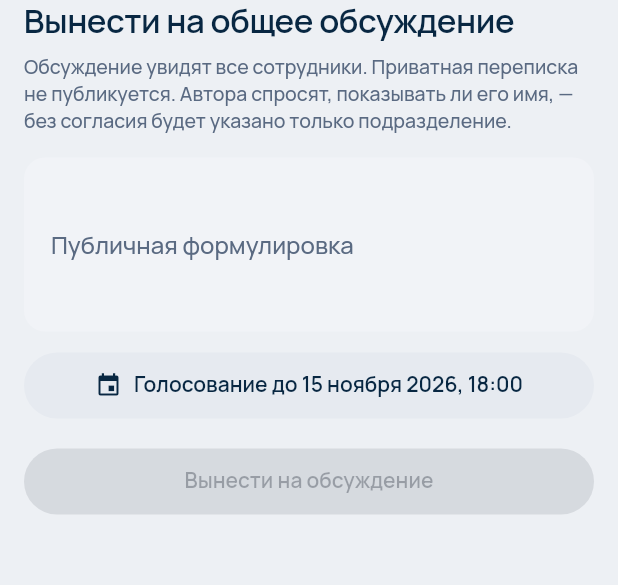
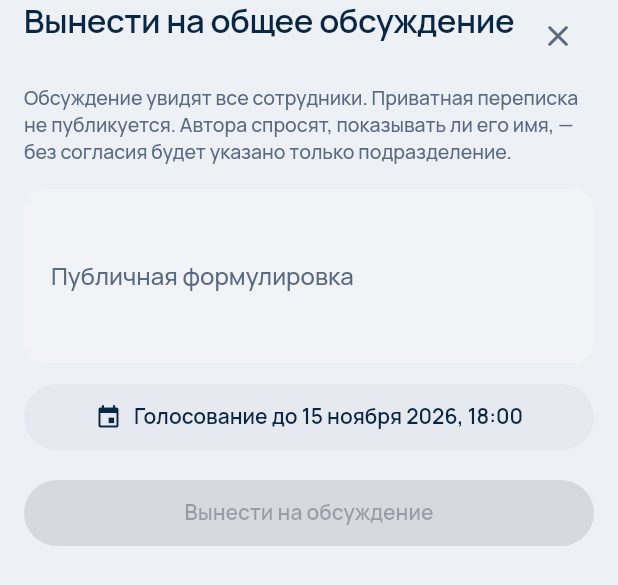
Before and after one commit to Blckk699/modus-trade-feedback, a Flutter app: the PublishDiscussionForm widget shown alone on an empty page, opened directly with empty values, on a phone screen of 412 x 824 dp. Shown: the top 585 px of the screen. Run offline on Flutter 3.47's test engine with Material 3 defaults, Android fonts, the phone set to English and light mode, and no system bars; our stand-ins replace file_picker, flutter_secure_storage, open_filex, shared_preferences; accounts and stored records are empty; network calls fail.

```diff
--- a/flutter/lib/ui/appeals/actions_panel.dart
+++ b/flutter/lib/ui/appeals/actions_panel.dart
@@ -8,6 +8,7 @@ import '../../api/app_error.dart';
 import '../../app.dart';
 import '../discussions/publish_discussion_form.dart';
 import '../../theme/modus_theme.dart';
+import '../sheet_header.dart';
 
 /// Действия обработки в карточке. Набор кнопок — ровно `allowed_actions` от бэкенда
 /// (как `ActionsPanel` в вебе).
@@ -178,7 +179,7 @@ class _ActionFormState extends State<_ActionForm> {
       child: SingleChildScrollView(
         padding: const EdgeInsets.fromLTRB(16, 0, 16, 16),
         child: Column(crossAxisAlignment: CrossAxisAlignment.stretch, children: [
-          Text(widget.title, style: Theme.of(context).textTheme.titleLarge),
+          SheetHeader(widget.title, enabled: !_busy),
           const SizedBox(height: 16),
           ...widget.children,
           if (_error != null) ...[
--- a/flutter/lib/ui/discussions/publish_discussion_form.dart
+++ b/flutter/lib/ui/discussions/publish_discussion_form.dart
@@ -5,6 +5,7 @@ import '../../api/app_error.dart';
 import '../../app.dart';
 import '../../appeals/deadline.dart';
 import '../../format.dart';
+import '../sheet_header.dart';
 
 /// Вынос на общее обсуждение (история 38): публичная формулировка и срок голосования.
 /// Закрывается с созданным обсуждением.
@@ -68,7 +69,7 @@ class _PublishDiscussionFormState extends State<PublishDiscussionForm> {
       child: SingleChildScrollView(
         padding: const EdgeInsets.fromLTRB(16, 0, 16, 16),
         child: Column(crossAxisAlignment: CrossAxisAlignment.stretch, children: [
-          Text('Вынести на общее обсуждение', style: theme.textTheme.titleLarge),
+          const SheetHeader('Вынести на общее обсуждение'),
           const SizedBox(height: 8),
           Text(
             'Обсуждение увидят все сотрудники. Приватная переписка не публикуется. Автора спросят, '
--- a/flutter/lib/ui/settings/shared.dart
+++ b/flutter/lib/ui/settings/shared.dart
@@ -2,6 +2,7 @@ import 'package:flutter/material.dart';
 import 'package:modus_api/api.dart';
 
 import '../../api/app_error.dart';
+import '../sheet_header.dart';
 
 /// Только изменённые поля — PATCH не трогает остальное (как `changes` в вебе).
 /// Сгенерированные `*Update.toJson` отправляют все поля, а отсутствующие — как `null`,
@@ -107,7 +108,7 @@ class SheetForm extends StatelessWidget {
         child: SingleChildScrollView(
           padding: const EdgeInsets.fromLTRB(16, 0, 16, 16),
           child: Column(crossAxisAlignment: CrossAxisAlignment.stretch, children: [
-            Text(title, style: theme.textTheme.titleLarge),
+            SheetHeader(title, enabled: !busy),
             const SizedBox(height: 16),
             for (final c in children) ...[c, const SizedBox(height: 12)],
             if (error != null)
--- /dev/null
+++ b/flutter/lib/ui/sheet_header.dart
@@ -0,0 +1,21 @@
+import 'package:flutter/material.dart';
+
+/// Шапка нижнего листа: заголовок и «Закрыть». Лист на всю высоту с открытой клавиатурой
+/// свайпом не закрыть — нужна явная кнопка.
+class SheetHeader extends StatelessWidget {
+  const SheetHeader(this.title, {super.key, this.enabled = true});
+
+  final String title;
+  final bool enabled;
+
+  @override
+  Widget build(BuildContext context) => Row(crossAxisAlignment: CrossAxisAlignment.start, children: [
+        Expanded(child: Text(title, style: Theme.of(context).textTheme.titleLarge)),
+        IconButton(
+          key: const Key('sheet-close'),
+          tooltip: 'Закрыть',
+          onPressed: enabled ? () => Navigator.of(context).maybePop() : null,
+          icon: const Icon(Icons.close_rounded),
+        ),
+      ]);
+}
```
Also changed, not shown: flutter/lib/app.dart (+6 -1 lines), 1 other file.
